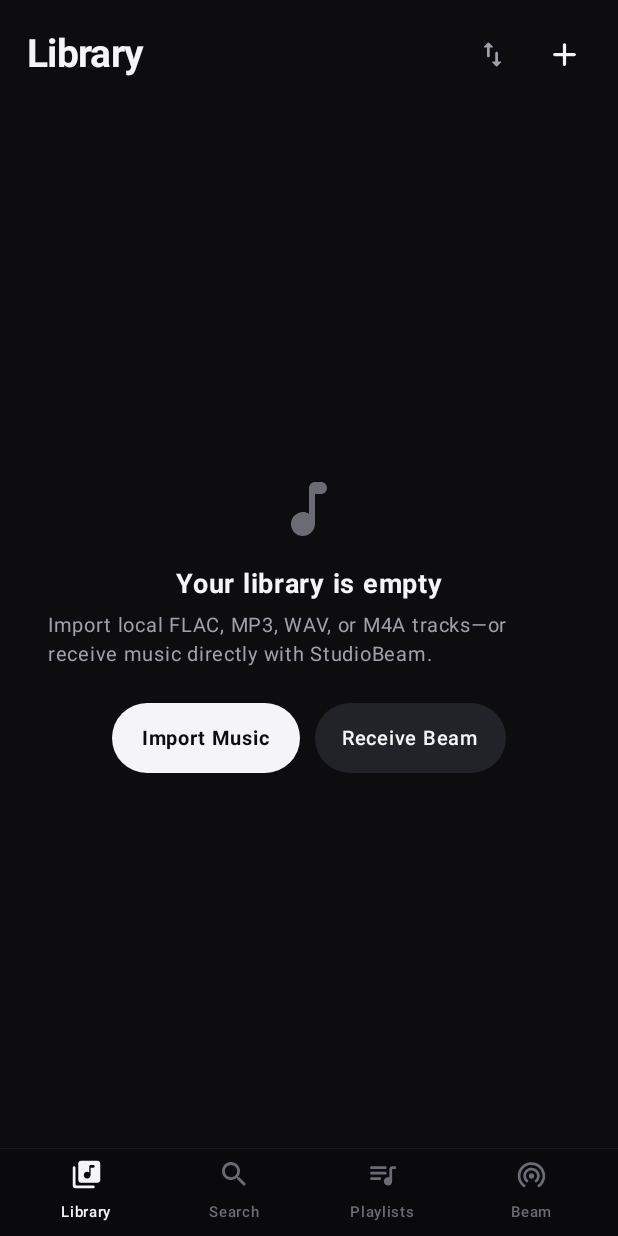
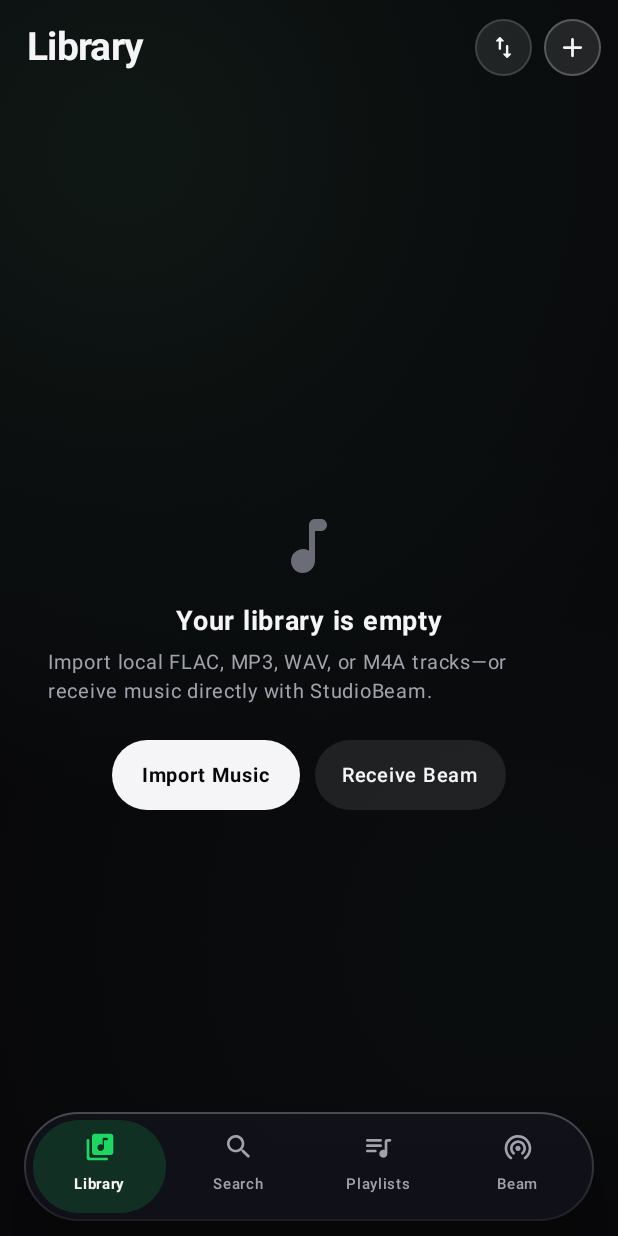
Before and after one commit to jvjerwinece/Android-MUsic-studio, an Android app built with Jetpack Compose: the screen it shows after launch (MainActivity), on a phone screen of 412 x 824 dp. Run offline under Robolectric (Android 15) with nearby library versions, the phone set to English and light mode, and no system bars; libraries missing offline, so code that uses them is left out: androidx.compose.material3, androidx.compose.runtime, androidx.lifecycle.viewmodel, androidx.palette.graphics; 6 statements that could not run were skipped.

Commit message:
Add files via upload
v3.1 design fixed

```diff
--- a/app/build.gradle.kts
+++ b/app/build.gradle.kts
@@ -12,8 +12,8 @@ android {
         applicationId = "com.audiostudiopro.app"
         minSdk = 26
         targetSdk = 35
-        versionCode = 3
-        versionName = "3.0.0"
+        versionCode = 4
+        versionName = "3.1.0"
 
         vectorDrawables {
             useSupportLibrary = true
--- a/app/src/main/java/com/audiostudiopro/app/MainActivity.kt
+++ b/app/src/main/java/com/audiostudiopro/app/MainActivity.kt
@@ -170,21 +170,24 @@ import androidx.media3.common.Player
 import java.util.Locale
 import kotlin.math.PI
 import kotlin.math.abs
+import kotlin.math.cos
 import kotlin.math.roundToInt
 import kotlin.math.sin
 import kotlin.random.Random
 
-// Spotify Encore + Apple HIG Matte Obsidian Design Tokens
-private val CanvasBg = Color(0xFF0D0D10)
-private val SurfaceElevated = Color(0xFF17171C)
-private val SurfaceChip = Color(0xFF222229)
-private val SurfaceSheet = Color(0xFF141419)
-private val DividerSubtle = Color.White.copy(alpha = 0.08f)
-private val GlassDock = Color.White.copy(alpha = 0.09f)
+// Apple HIG Liquid Glass + Obsidian Ambient Design Tokens
+private val CanvasBg = Color(0xFF08080A)
+private val SurfaceElevated = Color.White.copy(alpha = 0.06f)
+private val SurfaceChip = Color.White.copy(alpha = 0.09f)
+private val SurfaceSheet = Color(0xFF111117)
+private val GlassBarFill = Color(0xFF13131C).copy(alpha = 0.84f)
+private val DividerSubtle = Color.White.copy(alpha = 0.09f)
+private val GlassDock = Color.White.copy(alpha = 0.10f)
 private val GlassBorder = Color.White.copy(alpha = 0.14f)
+private val GlassSpecular = Color.White.copy(alpha = 0.24f)
 private val TextPrimary = Color(0xFFF5F5F7)
-private val TextSecondary = Color(0xFFA0A0AA)
-private val TextMuted = Color(0xFF6B6B76)
+private val TextSecondary = Color(0xFFA2A2AD)
+private val TextMuted = Color(0xFF6C6C78)
 private val SpotifyAccentFallback = Color(0xFF1ED760)
 
 private enum class MainTab(val label: String, val icon: ImageVector) {
@@ -360,17 +363,24 @@ private fun AudioStudioProApp(vm: MusicViewModel = viewModel()) {
             .fillMaxSize()
             .background(CanvasBg)
     ) {
-        Column(
+        // Dynamic Song-Reactive Ambient Aura across every screen
+        AmbientGlowCanvas(
+            primary = animPrimary,
+            secondary = animSecondary,
+            intensity = if (playback.isPlaying) 0.34f else 0.18f,
+            animateDrift = playback.isPlaying
+        )
+
+        // Full-Screen Content Layer extending smoothly beneath floating Liquid Glass chrome
+        Box(
             modifier = Modifier
                 .fillMaxSize()
                 .statusBarsPadding()
         ) {
-            // Main Screen Content
-            Box(modifier = Modifier.weight(1f)) {
             val listBottomPad = when {
-                    isMultiSelectActive -> 84.dp
-                    playback.currentTrack != null -> 78.dp
-                    else -> 16.dp
+                isMultiSelectActive -> 168.dp
+                playback.currentTrack != null -> 164.dp
+                else -> 98.dp
             }
 
                 when {
@@ -521,20 +531,39 @@ private fun AudioStudioProApp(vm: MusicViewModel = viewModel()) {
                     }
                 }
 
-                // Multi-Select Batch Action Dock
+        }
+
+        // Progressive bottom edge fade + Floating Liquid Glass Chrome (Mini-Player + Floating Pill Nav Bar)
+        Column(
+            modifier = Modifier
+                .align(Alignment.BottomCenter)
+                .fillMaxWidth()
+                .background(
+                    Brush.verticalGradient(
+                        0.0f to Color.Transparent,
+                        0.38f to CanvasBg.copy(alpha = 0.65f),
+                        1.0f to CanvasBg.copy(alpha = 0.94f)
+                    )
+                )
+                .navigationBarsPadding()
+                .padding(top = 12.dp, bottom = 10.dp),
+            verticalArrangement = Arrangement.spacedBy(8.dp)
+        ) {
+            // Multi-Select Floating Glass Batch Action Dock
             androidx.compose.animation.AnimatedVisibility(
                 visible = isMultiSelectActive && !showNowPlaying,
                 enter = slideInVertically { it } + fadeIn(),
                 exit = slideOutVertically { it } + fadeOut(),
-                    modifier = Modifier
-                        .align(Alignment.BottomCenter)
-                        .padding(horizontal = 12.dp, vertical = 8.dp)
+                modifier = Modifier.padding(horizontal = 16.dp)
             ) {
                 Surface(
-                        shape = RoundedCornerShape(14.dp),
-                        color = Color(0xFF1E1E26),
-                        border = BorderStroke(1.dp, GlassBorder),
-                        shadowElevation = 14.dp,
+                    shape = RoundedCornerShape(20.dp),
+                    color = GlassBarFill,
+                    border = BorderStroke(
+                        1.dp,
+                        Brush.verticalGradient(listOf(GlassSpecular, GlassBorder.copy(alpha = 0.08f)))
+                    ),
+                    shadowElevation = 18.dp,
                     modifier = Modifier.fillMaxWidth()
                 ) {
                     Row(
@@ -569,6 +598,7 @@ private fun AudioStudioProApp(vm: MusicViewModel = viewModel()) {
                             },
                             shape = CircleShape,
                             color = SurfaceChip,
+                            border = BorderStroke(1.dp, GlassBorder),
                             modifier = Modifier.weight(1f)
                         ) {
                             Row(
@@ -585,14 +615,12 @@ private fun AudioStudioProApp(vm: MusicViewModel = viewModel()) {
                 }
             }
 
-                // Docked Slim Spotify-Style Dynamic Mini-Player (58dp)
+            // Floating Liquid Glass Mini-Player (dynamically tinted with active song aura)
             androidx.compose.animation.AnimatedVisibility(
                 visible = playback.currentTrack != null && !showNowPlaying && !isMultiSelectActive,
                 enter = slideInVertically { it } + fadeIn(),
                 exit = slideOutVertically { it } + fadeOut(),
-                    modifier = Modifier
-                        .align(Alignment.BottomCenter)
-                        .padding(horizontal = 8.dp, vertical = 6.dp)
+                modifier = Modifier.padding(horizontal = 16.dp)
             ) {
                 playback.currentTrack?.let { current ->
                     DockedSpotifyMiniPlayer(
@@ -601,7 +629,7 @@ private fun AudioStudioProApp(vm: MusicViewModel = viewModel()) {
                         progress = if (playback.durationMs > 0L) {
                             (playback.positionMs.toFloat() / playback.durationMs.toFloat()).coerceIn(0f, 1f)
                         } else 0f,
-                            surfaceTint = lerp(SurfaceElevated, animSecondary, 0.55f),
+                        surfaceTint = lerp(Color(0xFF14141D), animSecondary, 0.48f).copy(alpha = 0.86f),
                         accentColor = animAccent,
                         dspActive = dspState.hasActiveProcessing,
                         onExpand = { showNowPlaying = true },
@@ -612,9 +640,8 @@ private fun AudioStudioProApp(vm: MusicViewModel = viewModel()) {
                     )
                 }
             }
-            }
-
-            // Sleek 4-Tab Spotify Bottom Navigation Bar
+
+            // Floating Liquid Glass Pill Bottom Navigation Bar
             SpotifyBottomNavBar(
                 currentTab = currentTab,
                 beamActive = beamState.mode == BeamMode.SENDING || beamState.mode == BeamMode.RECEIVING,
@@ -833,43 +860,94 @@ private fun AudioStudioProApp(vm: MusicViewModel = viewModel()) {
 // ============================================================================
 
 @Composable
+private fun AmbientGlowCanvas(
+    primary: Color,
+    secondary: Color,
+    intensity: Float,
+    animateDrift: Boolean = false
+) {
+    val infinite = rememberInfiniteTransition(label = "auroraDrift")
+    val phase by infinite.animateFloat(
+        initialValue = 0f,
+        targetValue = (2.0 * PI).toFloat(),
+        animationSpec = infiniteRepeatable(
+            animation = tween(durationMillis = 15_000, easing = LinearEasing),
+            repeatMode = RepeatMode.Restart
+        ),
+        label = "auroraPhase"
+    )
+
+    val driftX = if (animateDrift) cos(phase) * 0.08f else 0f
+    val driftY = if (animateDrift) sin(phase) * 0.06f else 0f
+
+    Canvas(modifier = Modifier.fillMaxSize()) {
+        val c1 = Offset(size.width * (0.20f + driftX), size.height * (0.12f + driftY))
+        drawCircle(
+            brush = Brush.radialGradient(
+                colors = listOf(primary.copy(alpha = intensity), Color.Transparent),
+                center = c1,
+                radius = size.width * 1.05f
+            ),
+            radius = size.width * 1.05f,
+            center = c1
+        )
+        val c2 = Offset(size.width * (0.84f - driftX), size.height * (0.76f - driftY))
+        drawCircle(
+            brush = Brush.radialGradient(
+                colors = listOf(secondary.copy(alpha = intensity * 0.92f), Color.Transparent),
+                center = c2,
+                radius = size.width * 0.96f
+            ),
+            radius = size.width * 0.96f,
+            center = c2
+        )
+    }
+}
+
+@Composable
 private fun SpotifyBottomNavBar(
     currentTab: MainTab,
     beamActive: Boolean,
     accentColor: Color,
     onSelectTab: (MainTab) -> Unit
 ) {
-    Column(
+    Surface(
+        shape = CircleShape,
+        color = GlassBarFill,
+        border = BorderStroke(
+            width = 1.dp,
+            brush = Brush.verticalGradient(listOf(GlassSpecular, Color.White.copy(alpha = 0.06f)))
+        ),
+        shadowElevation = 20.dp,
         modifier = Modifier
             .fillMaxWidth()
-            .background(Color(0xFF0A0A0D))
-            .navigationBarsPadding()
-    ) {
-        HorizontalDivider(color = DividerSubtle, thickness = 0.7.dp)
+            .padding(horizontal = 16.dp)
+    ) {
         Row(
             modifier = Modifier
                 .fillMaxWidth()
-                .height(58.dp)
-                .padding(horizontal = 8.dp),
-            verticalAlignment = Alignment.CenterVertically
+                .padding(horizontal = 6.dp, vertical = 5.dp),
+            verticalAlignment = Alignment.CenterVertically,
+            horizontalArrangement = Arrangement.spacedBy(4.dp)
         ) {
             MainTab.entries.forEach { tab ->
                 val selected = tab == currentTab
                 val tint = when {
-                    selected -> TextPrimary
+                    selected -> accentColor
                     tab == MainTab.BEAM && beamActive -> accentColor
-                    else -> TextMuted
+                    else -> TextSecondary
                 }
                 Column(
                     modifier = Modifier
                         .weight(1f)
-                        .clip(RoundedCornerShape(10.dp))
+                        .clip(CircleShape)
+                        .background(if (selected) accentColor.copy(alpha = 0.16f) else Color.Transparent)
                         .clickable(
                             interactionSource = remember { MutableInteractionSource() },
                             indication = null,
                             onClick = { onSelectTab(tab) }
                         )
-                        .padding(vertical = 6.dp),
+                        .padding(vertical = 7.dp),
                     horizontalAlignment = Alignment.CenterHorizontally,
                     verticalArrangement = Arrangement.Center
                 ) {
@@ -878,7 +956,7 @@ private fun SpotifyBottomNavBar(
                             imageVector = tab.icon,
                             contentDescription = tab.label,
                             tint = tint,
-                            modifier = Modifier.size(22.dp)
+                            modifier = Modifier.size(21.dp)
                         )
                         if (tab == MainTab.BEAM && beamActive) {
                             Box(
@@ -893,9 +971,9 @@ private fun SpotifyBottomNavBar(
                     Spacer(modifier = Modifier.height(2.dp))
                     Text(
                         text = tab.label,
-                        color = tint,
+                        color = if (selected) TextPrimary else tint,
                         fontSize = 10.sp,
-                        fontWeight = if (selected) FontWeight.SemiBold else FontWeight.Medium,
+                        fontWeight = if (selected) FontWeight.Bold else FontWeight.Medium,
                         maxLines = 1
                     )
                 }
@@ -922,9 +1000,13 @@ private fun DockedSpotifyMiniPlayer(
 
     Surface(
         onClick = onExpand,
-        shape = RoundedCornerShape(10.dp),
+        shape = RoundedCornerShape(20.dp),
         color = surfaceTint,
-        shadowElevation = 10.dp,
+        border = BorderStroke(
+            width = 1.dp,
+            brush = Brush.verticalGradient(listOf(GlassSpecular, Color.White.copy(alpha = 0.07f)))
+        ),
+        shadowElevation = 22.dp,
         modifier = Modifier
             .fillMaxWidth()
             .pointerInput(track.id) {
@@ -946,17 +1028,17 @@ private fun DockedSpotifyMiniPlayer(
             Row(
                 modifier = Modifier
                     .fillMaxWidth()
-                    .height(56.dp)
-                    .padding(start = 8.dp, end = 6.dp),
+                    .height(58.dp)
+                    .padding(start = 10.dp, end = 6.dp),
                 verticalAlignment = Alignment.CenterVertically
             ) {
                 TrackArtwork(
                     artworkPath = track.artworkPath,
                     seed = track.id,
                     size = 42.dp,
-                    cornerRadius = 6.dp
-                )
-                Spacer(modifier = Modifier.width(10.dp))
+                    cornerRadius = 10.dp
+                )
+                Spacer(modifier = Modifier.width(11.dp))
                 Column(modifier = Modifier.weight(1f)) {
                     Text(
                         text = track.title,
@@ -994,19 +1076,19 @@ private fun DockedSpotifyMiniPlayer(
             Box(
                 modifier = Modifier
                     .fillMaxWidth()
-                    .padding(horizontal = 8.dp)
-                    .height(2.dp)
+                    .padding(horizontal = 12.dp)
+                    .height(2.5.dp)
                     .clip(CircleShape)
-                    .background(Color.White.copy(alpha = 0.16f))
+                    .background(Color.White.copy(alpha = 0.14f))
             ) {
                 Box(
                     modifier = Modifier
                         .fillMaxWidth(progress)
-                        .height(2.dp)
-                        .background(TextPrimary)
-                )
-            }
-            Spacer(modifier = Modifier.height(1.dp))
+                        .height(2.5.dp)
+                        .background(Brush.horizontalGradient(listOf(accentColor.copy(alpha = 0.72f), accentColor)))
+                )
+            }
+            Spacer(modifier = Modifier.height(2.dp))
         }
     }
 }
@@ -1090,34 +1172,52 @@ private fun LibraryScreen(
                     softWrap = false,
                     modifier = Modifier.weight(1f)
                 )
-                IconButton(onClick = onSortClick) {
+                Surface(
+                    onClick = onSortClick,
+                    shape = CircleShape,
+                    color = SurfaceChip,
+                    border = BorderStroke(1.dp, GlassBorder),
+                    modifier = Modifier.size(38.dp)
+                ) {
+                    Box(contentAlignment = Alignment.Center) {
                         Icon(
                             imageVector = Icons.Rounded.SwapVert,
                             contentDescription = "Sort tracks",
-                        tint = TextSecondary,
-                        modifier = Modifier.size(22.dp)
-                    )
-                }
-                IconButton(onClick = onImportClick, enabled = !isImporting) {
+                            tint = TextPrimary,
+                            modifier = Modifier.size(19.dp)
+                        )
+                    }
+                }
+                Spacer(modifier = Modifier.width(8.dp))
+                Surface(
+                    onClick = onImportClick,
+                    enabled = !isImporting,
+                    shape = CircleShape,
+                    color = GlassDock,
+                    border = BorderStroke(1.dp, GlassSpecular),
+                    modifier = Modifier.size(38.dp)
+                ) {
+                    Box(contentAlignment = Alignment.Center) {
                         if (isImporting) {
-                        CircularProgressIndicator(color = TextPrimary, strokeWidth = 2.dp, modifier = Modifier.size(20.dp))
+                            CircularProgressIndicator(color = TextPrimary, strokeWidth = 2.dp, modifier = Modifier.size(17.dp))
                         } else {
                             Icon(
                                 imageVector = Icons.Rounded.Add,
                                 contentDescription = "Import music",
                                 tint = TextPrimary,
-                            modifier = Modifier.size(26.dp)
-                        )
-                    }
-                }
-            }
-        }
-
-        // Single Slim Filter Chip Row
+                                modifier = Modifier.size(22.dp)
+                            )
+                        }
+                    }
+                }
+            }
+        }
+
+        // Single Slim Frosted Glass Filter Chip Row
         if (totalLibrarySize > 0) {
             LazyRow(
                 modifier = Modifier.fillMaxWidth(),
-                contentPadding = PaddingValues(horizontal = 18.dp, vertical = 4.dp),
+                contentPadding = PaddingValues(horizontal = 18.dp, vertical = 5.dp),
                 horizontalArrangement = Arrangement.spacedBy(8.dp)
             ) {
                 items(LibraryFilter.entries) { filter ->
@@ -1125,7 +1225,8 @@ private fun LibraryScreen(
                     Surface(
                         onClick = { onSelectFilter(filter) },
                         shape = CircleShape,
-                        color = if (active) accentColor else SurfaceChip
+                        color = if (active) accentColor else SurfaceChip,
+                        border = BorderStroke(1.dp, if (active) accentColor else GlassBorder)
                     ) {
                         Text(
                             text = filter.label,
@@ -1292,21 +1393,41 @@ private fun FlatTrackRow(
     onToggleLike: () -> Unit,
     onMoreClick: () -> Unit
 ) {
+    val highlighted = isSelected || isCurrent
     val rowBg = when {
-        isSelected -> accentColor.copy(alpha = 0.14f)
-        isCurrent -> Color.White.copy(alpha = 0.04f)
+        isSelected -> accentColor.copy(alpha = 0.18f)
+        isCurrent -> accentColor.copy(alpha = 0.12f)
         else -> Color.Transparent
     }
+    val rowBorder = when {
+        isSelected -> accentColor.copy(alpha = 0.50f)
+        isCurrent -> accentColor.copy(alpha = 0.34f)
+        else -> Color.Transparent
+    }
 
     Row(
         modifier = Modifier
             .fillMaxWidth()
+            .padding(horizontal = if (highlighted) 10.dp else 0.dp, vertical = if (highlighted) 2.dp else 0.dp)
+            .clip(RoundedCornerShape(if (highlighted) 14.dp else 0.dp))
             .background(rowBg)
+            .then(
+                if (highlighted) {
+                    Modifier.border(1.dp, rowBorder, RoundedCornerShape(14.dp))
+                } else {
+                    Modifier
+                }
+            )
             .combinedClickable(
                 onClick = onClick,
                 onLongClick = onLongClick
             )
-            .padding(start = 18.dp, end = 6.dp, top = 8.dp, bottom = 8.dp),
+            .padding(
+                start = if (highlighted) 10.dp else 18.dp,
+                end = if (highlighted) 4.dp else 6.dp,
+                top = 8.dp,
+                bottom = 8.dp
+            ),
         verticalAlignment = Alignment.CenterVertically
     ) {
         if (multiSelectMode) {
@@ -1450,14 +1571,15 @@ private fun SearchScreen(
             modifier = Modifier.padding(start = 18.dp, end = 18.dp, top = 12.dp, bottom = 10.dp)
         )
 
-        // Slim 42dp Spotify-style Search Bar
+        // Slim 42dp Frosted Glass Search Pill
         Row(
             modifier = Modifier
                 .fillMaxWidth()
                 .padding(horizontal = 18.dp)
                 .height(42.dp)
-                .clip(RoundedCornerShape(8.dp))
-                .background(Color(0xFF24242B))
+                .clip(RoundedCornerShape(12.dp))
+                .background(SurfaceChip)
+                .border(1.dp, GlassBorder, RoundedCornerShape(12.dp))
                 .padding(horizontal = 12.dp),
             verticalAlignment = Alignment.CenterVertically
         ) {
@@ -1614,8 +1736,9 @@ private fun BrowseCategoryTile(
 ) {
     Surface(
         onClick = onClick,
-        shape = RoundedCornerShape(10.dp),
-        color = bgColor,
+        shape = RoundedCornerShape(14.dp),
+        color = bgColor.copy(alpha = 0.72f),
+        border = BorderStroke(1.dp, Color.White.copy(alpha = 0.14f)),
         modifier = modifier.height(78.dp)
     ) {
         Column(
@@ -2518,22 +2641,13 @@ private fun FullScreenNowPlaying(
         dspState.abLoop.pointBMs?.let { (it.toFloat() / duration.toFloat()).coerceIn(0f, 1f) }
     } else null
 
-    val topBackdrop = lerp(CanvasBg, primaryColor, 0.42f)
-    val midBackdrop = lerp(CanvasBg, secondaryColor, 0.35f)
     val touchBarrier = remember { MutableInteractionSource() }
 
     Box(
         modifier = Modifier
             .fillMaxSize()
             .graphicsLayer { translationY = pullDownOffsetPx.coerceAtLeast(0f) }
-            .background(
-                Brush.verticalGradient(
-                    0.0f to topBackdrop,
-                    0.46f to midBackdrop,
-                    0.82f to CanvasBg,
-                    1.0f to CanvasBg
-                )
-            )
+            .background(CanvasBg)
             .clickable(interactionSource = touchBarrier, indication = null, onClick = {})
             .pointerInput(Unit) {
                 detectVerticalDragGestures(
@@ -2548,6 +2662,13 @@ private fun FullScreenNowPlaying(
                 )
             }
     ) {
+        AmbientGlowCanvas(
+            primary = primaryColor,
+            secondary = secondaryColor,
+            intensity = if (playback.isPlaying) 0.54f else 0.30f,
+            animateDrift = playback.isPlaying
+        )
+
         Column(
             modifier = Modifier
                 .fillMaxSize()
```
Lines whose indentation alone changed are shown as unchanged.
